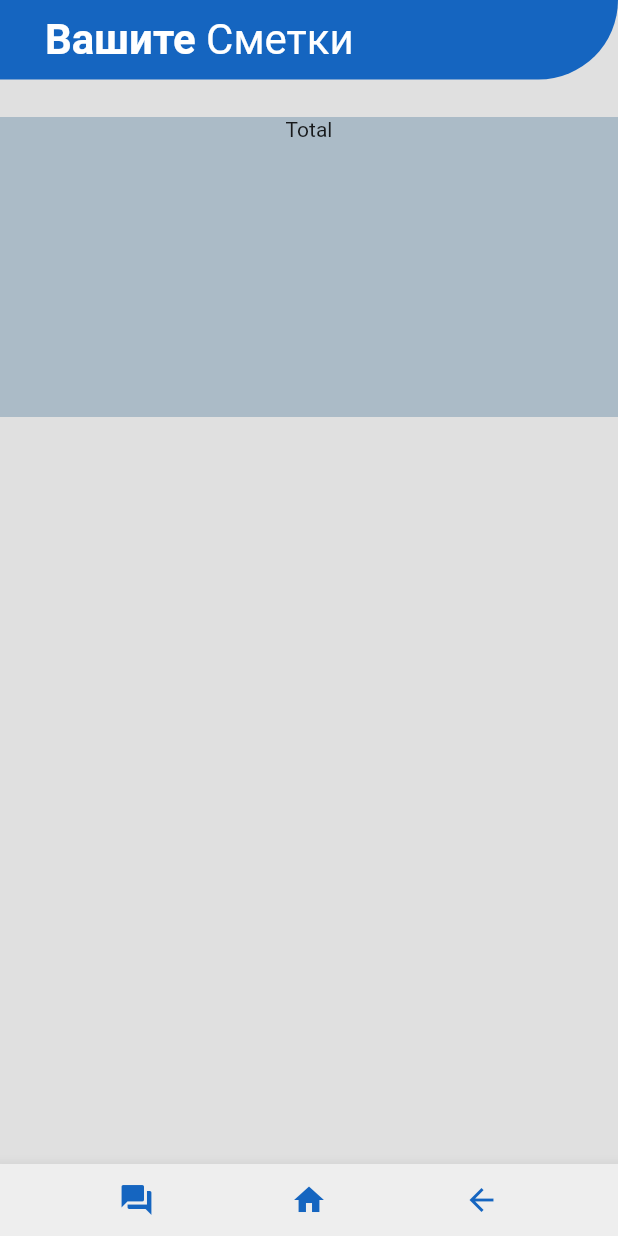
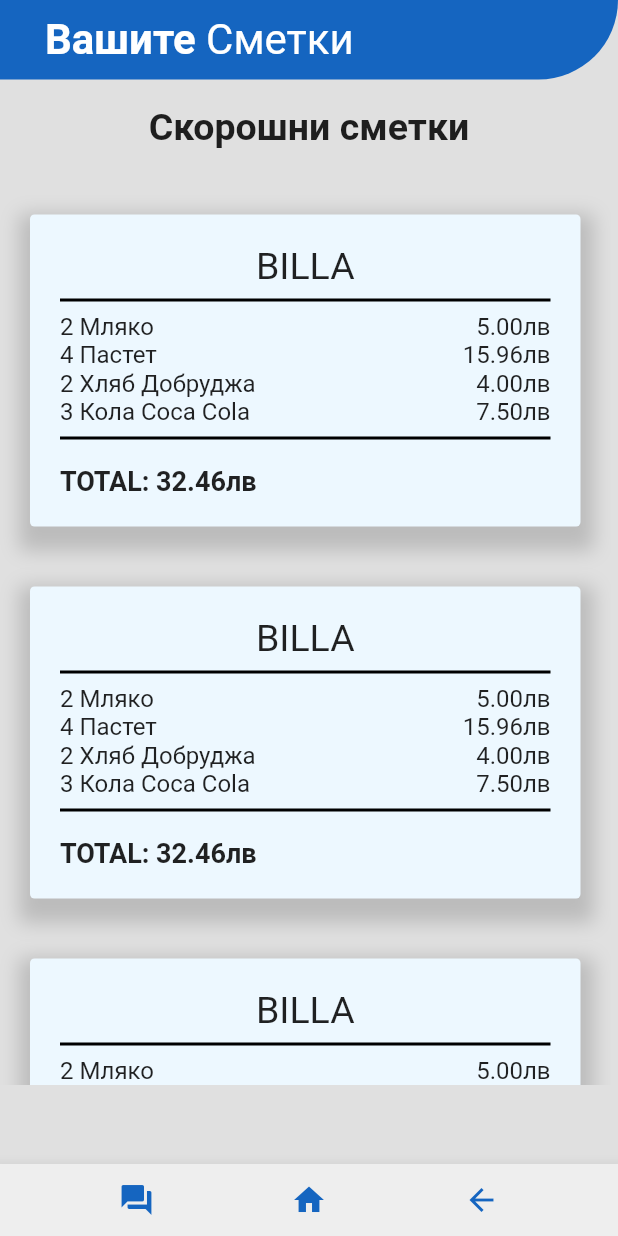
Before and after one commit to TIVMOF/online_bank, a Flutter app: the BillsPage screen opened directly, on a phone screen of 412 x 824 dp. Run offline on Flutter 3.47's test engine with Material 2 defaults, Android fonts, the phone set to English and light mode, and no system bars; drawn by our look-alikes of readmore; our stand-ins replace smooth_page_indicator, syncfusion_flutter_charts.

Commit message:
bills page and some detailing

```diff
--- a/lib/pages/bills_page.dart
+++ b/lib/pages/bills_page.dart
@@ -2,8 +2,10 @@
 
 import 'package:flutter/material.dart';
 import 'package:online_bank/utill/app_bar.dart';
-
+import 'package:online_bank/utill/read_more.dart';
+import '../utill/bill_item.dart';
 import '../utill/bottom_app_bar.dart';
+import '../utill/my_bill.dart';
 
 class BillsPage extends StatefulWidget {
   final BuildContext context;
@@ -30,22 +32,138 @@
           children: [
             MyAppBar(first_name: 'Вашите', second_name: 'Сметки'),
 
-            Padding(
-              padding: const EdgeInsets.symmetric(vertical: 25.0),
-              child: Container(
-                height: 200,
-                child: PageView(
+            MyRead(
+              content: 'Скорошни сметки',
+              trimLines: 2,
+              align: TextAlign.center,
+              size: 25,
+              weight: FontWeight.bold,
+            ),
+
+            Container(
+              height: 600,
+              padding: EdgeInsets.only(right: 5),
+              child: Scrollbar(
+                controller: _controller,
+                child: ListView(
                   scrollDirection: Axis.vertical,
                   controller: _controller,
                   children: [
-                    Container(
-                      width: 500,
-                      color: Color.fromARGB(60, 0, 66, 117),
-                      child: Column(children: [
-                        Text('Total',
+                    MyBill(
+                      billName: 'BILLA',
+                      billItems: [
+                        MyBillItem(
+                          number: 2,
+                          itemName: 'Мляко',
+                          price: 2.50
                         ),
-                      ],),
-                    )
+
+                        MyBillItem(
+                          number: 4,
+                          itemName: 'Пастет',
+                          price: 3.99
+                        ),
+
+                        MyBillItem(
+                          number: 2,
+                          itemName: 'Хляб Добруджа',
+                          price: 2.00
+                        ),
+
+                        MyBillItem(
+                          number: 3,
+                          itemName: 'Кола Coca Cola',
+                          price: 2.50
+                        ),
+                      ]
+                    ),
+
+                    MyBill(
+                      billName: 'BILLA',
+                      billItems: [
+                        MyBillItem(
+                          number: 2,
+                          itemName: 'Мляко',
+                          price: 2.50
+                        ),
+
+                        MyBillItem(
+                          number: 4,
+                          itemName: 'Пастет',
+                          price: 3.99
+                        ),
+
+                        MyBillItem(
+                          number: 2,
+                          itemName: 'Хляб Добруджа',
+                          price: 2.00
+                        ),
+
+                        MyBillItem(
+                          number: 3,
+                          itemName: 'Кола Coca Cola',
+                          price: 2.50
+                        ),
+                      ]
+                    ),
+
+                    MyBill(
+                      billName: 'BILLA',
+                      billItems: [
+                        MyBillItem(
+                          number: 2,
+                          itemName: 'Мляко',
+                          price: 2.50
+                        ),
+
+                        MyBillItem(
+                          number: 4,
+                          itemName: 'Пастет',
+                          price: 3.99
+                        ),
+
+                        MyBillItem(
+                          number: 2,
+                          itemName: 'Хляб Добруджа',
+                          price: 2.00
+                        ),
+
+                        MyBillItem(
+                          number: 3,
+                          itemName: 'Кола Coca Cola',
+                          price: 2.50
+                        ),
+                      ]
+                    ),
+
+                    MyBill(
+                      billName: 'BILLA',
+                      billItems: [
+                        MyBillItem(
+                          number: 2,
+                          itemName: 'Мляко',
+                          price: 2.50
+                        ),
+
+                        MyBillItem(
+                          number: 4,
+                          itemName: 'Пастет',
+                          price: 3.99
+                        ),
+
+                        MyBillItem(
+                          number: 2,
+                          itemName: 'Хляб Добруджа',
+                          price: 2.00
+                        ),
+
+                        MyBillItem(
+                          number: 3,
+                          itemName: 'Кола Coca Cola',
+                          price: 2.50
+                        ),
+                      ]
+                    ),
                   ],
                 ),
               ),
--- /dev/null
+++ b/lib/utill/bill_item.dart
@@ -0,0 +1,37 @@
+import 'package:flutter/material.dart';
+
+class MyBillItem extends StatelessWidget {
+  final int number;
+  final String itemName;
+  final double price;
+
+  const MyBillItem({
+    super.key,
+    required this.number,
+    required this.itemName,
+    required this.price,
+    });
+
+  @override
+  Widget build(BuildContext context) {
+    return Row(
+      mainAxisAlignment: MainAxisAlignment.spaceBetween,
+      children: [
+        Expanded(
+          child: Text(
+            number.toString() + ' ' + itemName,
+            style: TextStyle(
+              fontSize: 16,
+            ),
+          ),
+        ),
+        Text(
+          price.toStringAsFixed(2) + 'лв',
+          style: TextStyle(
+            fontSize: 16,
+          ),
+        ),
+      ],
+    );
+  }
+}
--- /dev/null
+++ b/lib/utill/my_bill.dart
@@ -0,0 +1,85 @@
+import 'package:flutter/material.dart';
+import 'package:online_bank/utill/bill_item.dart';
+
+class MyBill extends StatelessWidget {
+  final String billName;
+  final List<MyBillItem> billItems;
+
+  MyBill({
+    super.key,
+    required this.billName,
+    required this.billItems,
+    });
+
+  @override
+  Widget build(BuildContext context) {
+    double total = billItems.fold(
+      0, (previousValue, item) => previousValue + (item.price * item.number)
+      );
+
+    return Padding(
+      padding: const EdgeInsets.all(20.0),
+      child: Container(
+        padding: EdgeInsets.all(20),
+        decoration: BoxDecoration(
+          color: Color.fromARGB(255, 237, 248, 255),
+          borderRadius: BorderRadius.circular(3),
+          boxShadow: [
+            BoxShadow(
+              color: Color.fromARGB(140, 158, 158, 158),
+              spreadRadius: 8,
+              blurRadius: 10,
+              offset: Offset(1, 8),
+            )
+          ]
+        ),
+        child: Column(children: [
+          Text(
+            billName,
+            style: TextStyle(
+              fontSize: 25,
+            ),
+          ),
+
+          Divider(
+            thickness: 2,
+            color: Colors.black,
+          ),
+
+          Container(
+            child: Column(
+              children:
+                billItems.map((item) {
+                  return MyBillItem(
+                    itemName: item.itemName,
+                    number: item.number,
+                    price: item.price * item.number,
+                    );
+                }).toList()
+            ),
+          ),
+
+          Divider(
+            thickness: 2,
+            color: Colors.black,
+          ),
+
+          SizedBox(height: 10,),
+
+          Row(
+            children: [
+              Text(
+                'TOTAL: ' + total.toStringAsFixed(2) + 'лв',
+                style: TextStyle(
+                  fontSize: 18,
+                  fontWeight: FontWeight.bold,
+                ),
+              ),
+            ],
+          )
+
+        ],),
+      ),
+    );
+  }
+}
--- a/lib/utill/my_card.dart
+++ b/lib/utill/my_card.dart
@@ -30,8 +30,8 @@
               padding: EdgeInsets.all(20),
               decoration: BoxDecoration(
                 color: color,
-                borderRadius: BorderRadius.circular(15)
-                ),
+                borderRadius: BorderRadius.circular(15),
+              ),
               child: Column(
                 crossAxisAlignment: CrossAxisAlignment.start,
                 children: [
--- a/lib/utill/my_chart.dart
+++ b/lib/utill/my_chart.dart
@@ -95,7 +95,7 @@
               yValueMapper: (ChartData data, _) => data.y,
               ),
 
-            SplineAreaSeries<ChartData, String>(
+            AreaSeries<ChartData, String>(
               name: 'Доходи',
               dataSource: [
                 ChartData('Януари', 25),
--- a/lib/utill/my_transaction.dart
+++ b/lib/utill/my_transaction.dart
@@ -14,12 +14,12 @@
     required this.sentOrReceived,
     });
 
-  final backgroundSent = Color.fromARGB(19, 0, 81, 255);
+  final backgroundSent = Color.fromARGB(255, 189, 201, 226);
   final textSent = 'Към:';
   final colorSent = Color.fromARGB(137, 234, 17, 1);
   final minus = '-';
 
-  final backgroundReceived = Color.fromARGB(19, 0, 217, 255);
+  final backgroundReceived = Color.fromARGB(255, 194, 219, 235);
   final textReceived = 'От:';
   final colorReceived = Color.fromARGB(130, 0, 94, 17);
   final plus = '+';
@@ -34,6 +34,14 @@
         decoration: BoxDecoration(
           color: sentOrReceived? backgroundReceived: backgroundSent,
           borderRadius: BorderRadius.circular(5),
+          boxShadow: [
+            BoxShadow(
+              color: Color.fromARGB(193, 158, 158, 158).withOpacity(0.5),
+              spreadRadius: 5,
+              blurRadius: 10,
+              offset: Offset(4, 8),
+            )
+          ]
         ),
         child: Row(
           mainAxisAlignment: MainAxisAlignment.spaceBetween,
@@ -57,7 +65,6 @@
                     style: TextStyle(
                       fontSize: 18,
                       fontWeight: FontWeight.bold,
-                      color: Colors.grey.shade900,
                     ),
                   ),
                 ],
```
